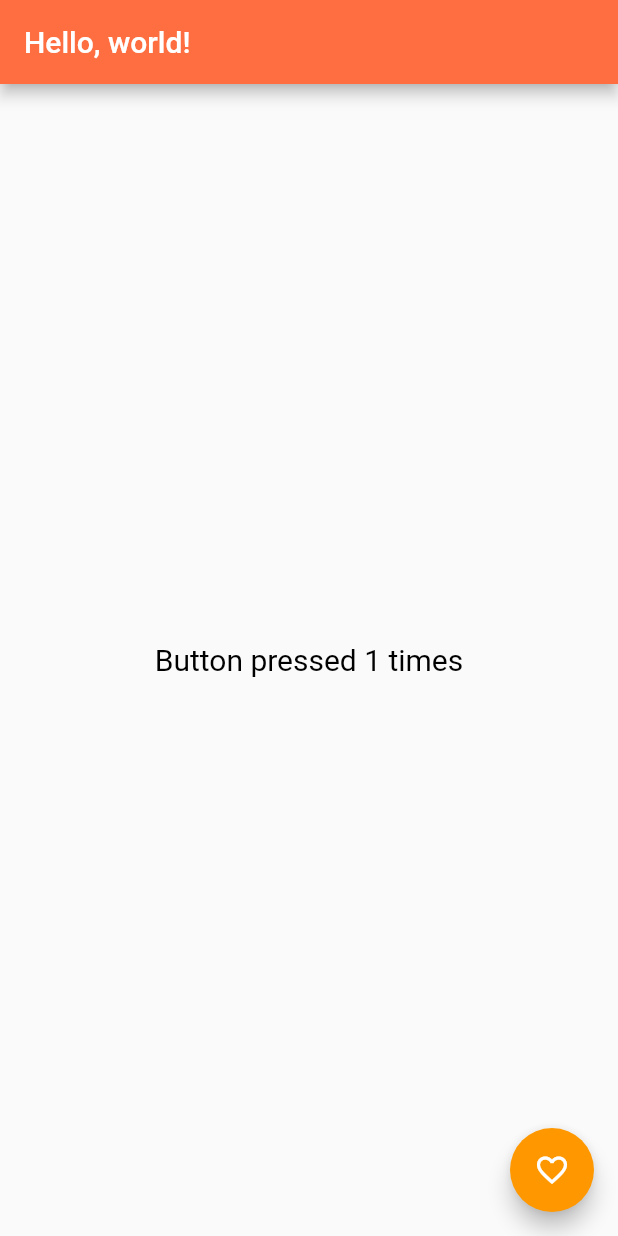
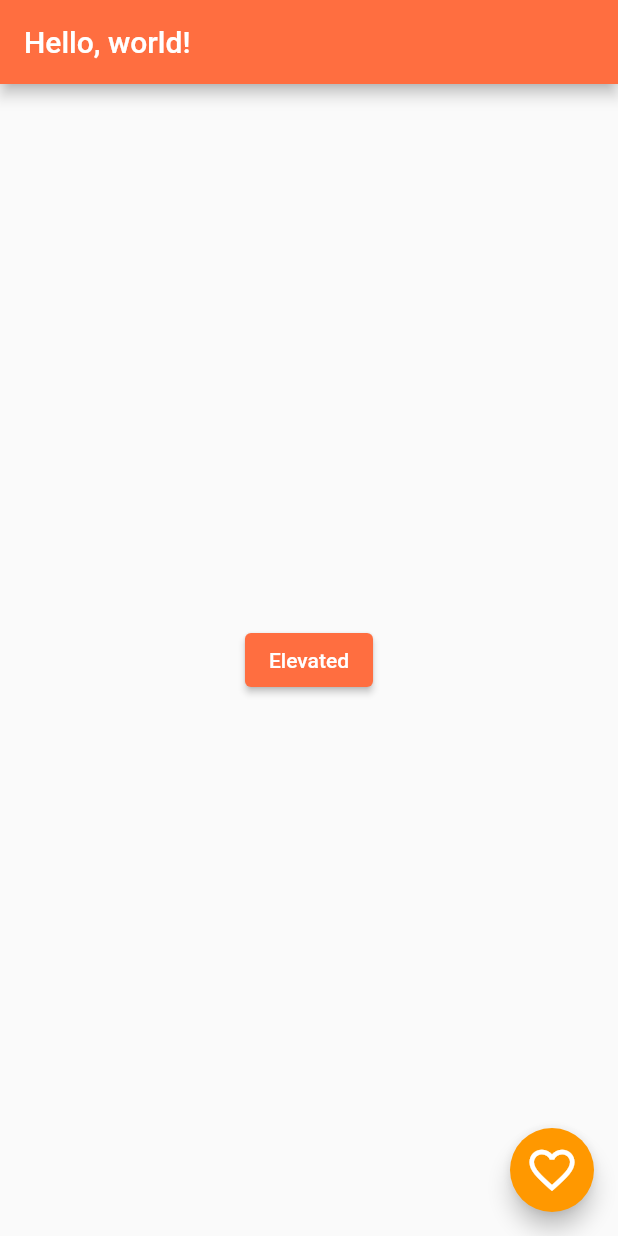
Before and after one commit to VakhromeevaKate/flutter_app, a Flutter app: the screen it shows after launch, on a phone screen of 412 x 824 dp. Run offline on Flutter 3.47's test engine with Material 2 defaults, Android fonts, the phone set to English and light mode, and no system bars; Roboto replaces fonts that are missing (Kablammo).

Commit message:
[TEST-1] (chore) add button

```diff
--- a/lib/main.dart
+++ b/lib/main.dart
@@ -3,6 +3,10 @@ import 'package:flutter/material.dart';
 void main() => runApp(MyApp());
 
 class MyApp extends StatelessWidget {
+  onPressed() {
+    print('Button pressed');
+  }
+
   @override
   Widget build(BuildContext context) {
     // Kablammo
@@ -17,15 +21,11 @@ class MyApp extends StatelessWidget {
       home: Scaffold(
         appBar: AppBar(title: const Text('Hello, world!')),
         floatingActionButton: FloatingActionButton(
-          child: const Icon(Icons.favorite_outline),
-          onPressed: () { print('Button pressed!'); },
+          child: const Icon(Icons.favorite_outline, size: 36, color: Colors.white, ),
+          onPressed: () { print('Floated button pressed!'); },
         ),
-        body: const Center(
-          child: Text('Button pressed ${0 + 1} times', style: TextStyle(
-            fontSize: 20,
-            fontFamily: 'Kablammo',
-            color: Colors.black,
-          )),
+        body: Center(
+          child:  ElevatedButton(onPressed: onPressed, child: const Text('Elevated')),
         ),
       )
     );
```
